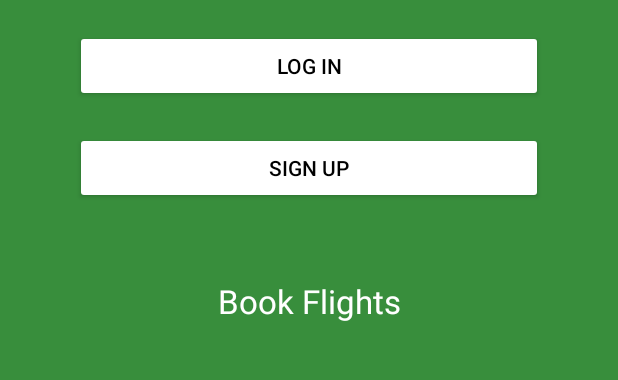
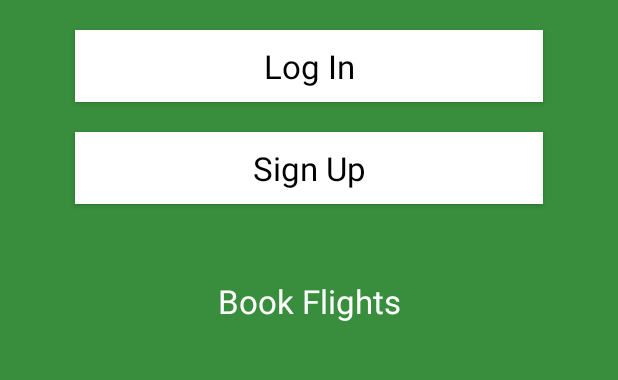
Before and after one commit to ConorH99/AndroidFlightBookingApp, an Android app: the screen it shows after launch (MainActivity), on a phone screen of 412 x 824 dp, the part 361-741 px from its top. Run offline under Robolectric (Android 15) with nearby library versions, the phone set to English and light mode, and no system bars.

Commit message:
Created a style for buttons and applied it to the home screen buttons

```diff
--- a/app/src/main/res/layout/activity_main.xml
+++ b/app/src/main/res/layout/activity_main.xml
@@ -29,9 +29,8 @@
         android:layout_marginTop="20dp"
         android:layout_marginStart="50dp"
         android:layout_marginEnd="50dp"
-        android:backgroundTint="@color/white"
         android:text="@string/log_in_text"
-        android:textColor="@color/black"/>
+        style="@style/button_style"/>
 
     <Button
         android:id="@+id/sign_up_view"
@@ -41,9 +40,8 @@
         android:layout_marginTop="20dp"
         android:layout_marginStart="50dp"
         android:layout_marginEnd="50dp"
-        android:backgroundTint="@color/white"
         android:text="@string/sign_up_text"
-        android:textColor="@color/black"/>
+        style="@style/button_style"/>
 
     <TextView
         android:id="@+id/app_description_view"
--- /dev/null
+++ b/app/src/main/res/values/styles.xml
@@ -0,0 +1,8 @@
+<?xml version="1.0" encoding="utf-8"?>
+<resources>
+    <style name="button_style" parent="Theme.AppCompat">
+        <item name="android:background">@color/white</item>
+        <item name="android:textColor">@color/black</item>
+        <item name="android:textAppearance">@style/TextAppearance.AppCompat.Large</item>
+    </style>
+</resources>
```
